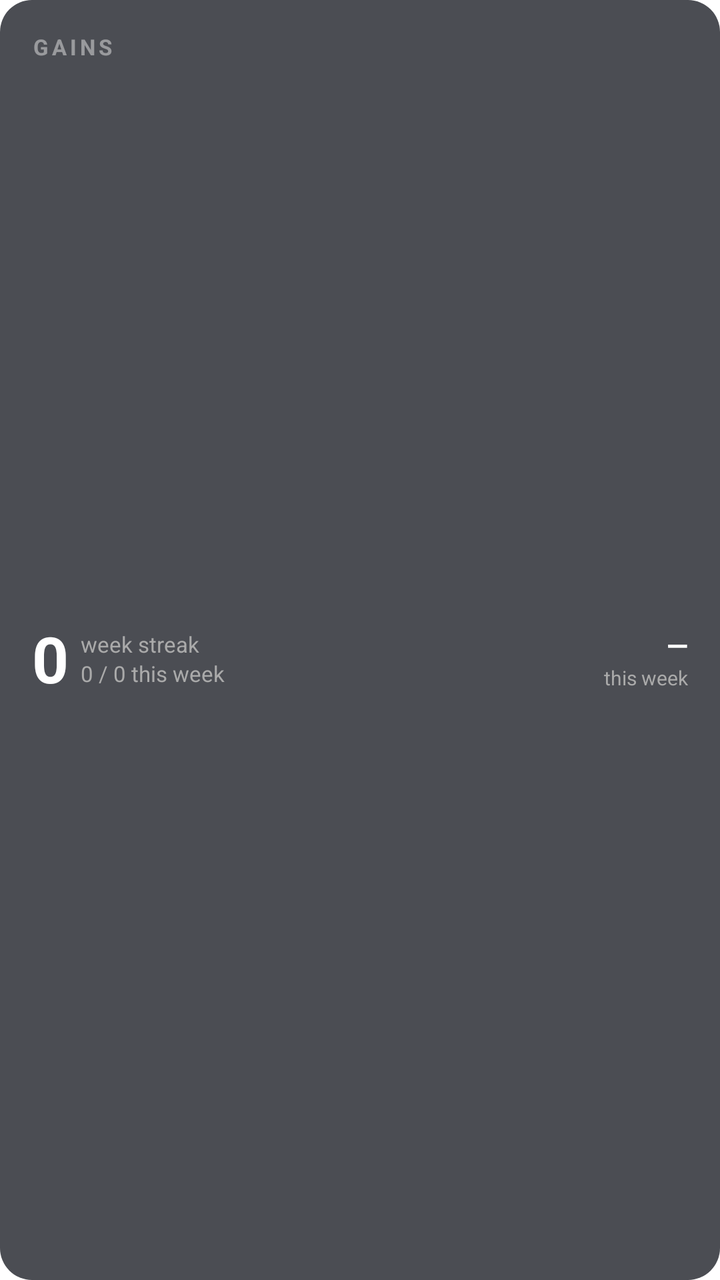
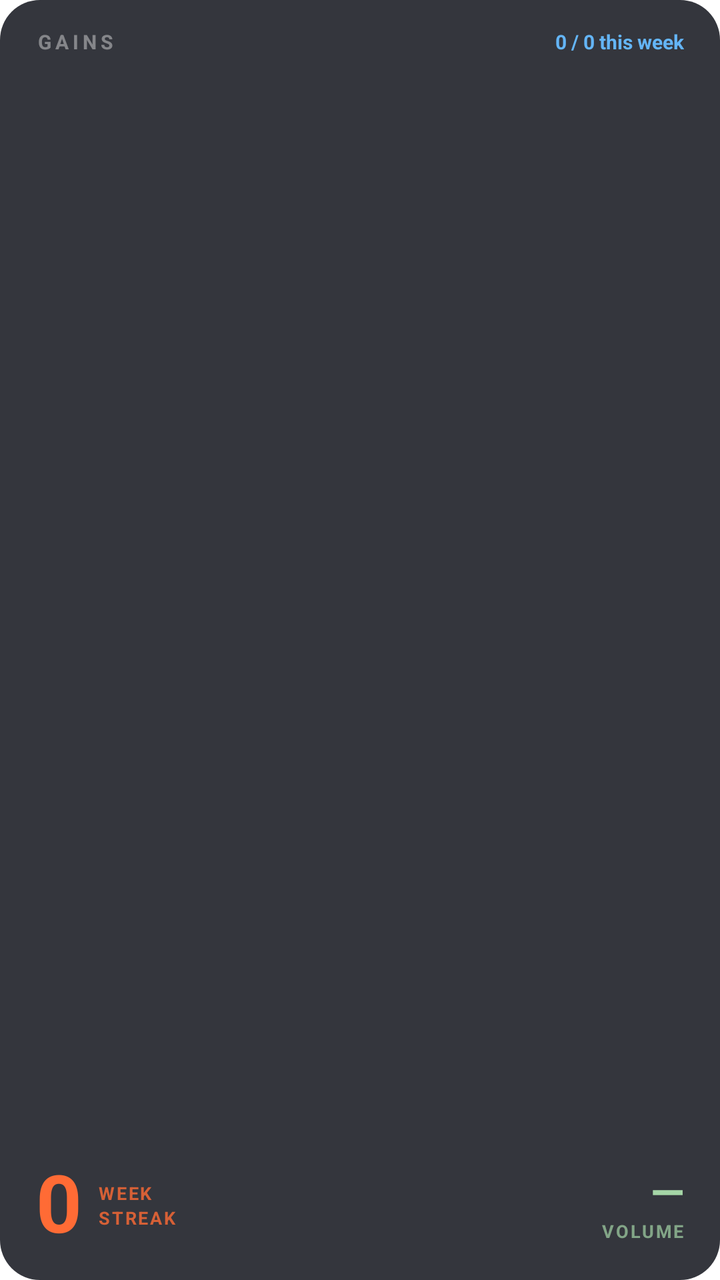

The first picture is an Android layout as it rendered before a commit; the second is the same layout after the commit. The layout source and the unified diff follow.
<!-- AndroidManifest.xml: fallback theme Theme.MaterialComponents.DayNight.NoActionBar -->
<!-- res/layout/gains_widget.xml -->
<?xml version="1.0" encoding="utf-8"?>
<LinearLayout xmlns:android="http://schemas.android.com/apk/res/android"
    android:id="@+id/widget_root_layout"
    android:layout_width="match_parent"
    android:layout_height="match_parent"
    android:orientation="vertical"
    android:background="@drawable/widget_background"
    android:padding="16dp">

    
    <TextView
        android:id="@+id/widget_title"
        android:layout_width="wrap_content"
        android:layout_height="wrap_content"
        android:text="GAINS"
        android:textColor="#E8E8E8"
        android:textSize="11sp"
        android:letterSpacing="0.15"
        android:textStyle="bold"
        android:alpha="0.5" />

    
    <LinearLayout
        android:layout_width="match_parent"
        android:layout_height="0dp"
        android:layout_weight="1"
        android:orientation="horizontal"
        android:gravity="center_vertical"
        android:layout_marginTop="4dp">

        <TextView
            android:id="@+id/widget_streak_number"
            android:layout_width="wrap_content"
            android:layout_height="wrap_content"
            android:text="0"
            android:textColor="#FFFFFF"
            android:textSize="32sp"
            android:textStyle="bold" />

        <LinearLayout
            android:layout_width="wrap_content"
            android:layout_height="wrap_content"
            android:orientation="vertical"
            android:layout_marginStart="6dp">

            <TextView
                android:layout_width="wrap_content"
                android:layout_height="wrap_content"
                android:text="week streak"
                android:textColor="#AAAAAA"
                android:textSize="11sp" />

            <TextView
                android:id="@+id/widget_weekly"
                android:layout_width="wrap_content"
                android:layout_height="wrap_content"
                android:text="0 / 0 this week"
                android:textColor="#AAAAAA"
                android:textSize="11sp" />
        </LinearLayout>

        <android.widget.Space
            android:layout_width="0dp"
            android:layout_height="1dp"
            android:layout_weight="1" />

        <LinearLayout
            android:layout_width="wrap_content"
            android:layout_height="wrap_content"
            android:orientation="vertical"
            android:gravity="end">

            <TextView
                android:id="@+id/widget_volume"
                android:layout_width="wrap_content"
                android:layout_height="wrap_content"
                android:text="—"
                android:textColor="#FFFFFF"
                android:textSize="14sp"
                android:textStyle="bold"
                android:gravity="end" />

            <TextView
                android:layout_width="wrap_content"
                android:layout_height="wrap_content"
                android:text="this week"
                android:textColor="#AAAAAA"
                android:textSize="10sp"
                android:gravity="end" />
        </LinearLayout>
    </LinearLayout>

</LinearLayout>
<!-- resources referenced by this layout -->
<resources>
  <!-- drawable widget_background (drawable) -->
  <?xml version="1.0" encoding="utf-8"?>
  <shape xmlns:android="http://schemas.android.com/apk/res/android"
      android:shape="rectangle">
      <solid android:color="#CC1E2128" />
      <corners android:radius="16dp" />
  </shape>
</resources>

<!-- the commit's change to res/layout/gains_widget.xml (unified diff, before → after) -->
@@ -5,65 +5,105 @@
     android:layout_height="match_parent"
     android:orientation="vertical"
     android:background="@drawable/widget_background"
-    android:padding="16dp">
-
-    
-    <TextView
-        android:id="@+id/widget_title"
-        android:layout_width="wrap_content"
-        android:layout_height="wrap_content"
-        android:text="GAINS"
-        android:textColor="#E8E8E8"
-        android:textSize="11sp"
-        android:letterSpacing="0.15"
-        android:textStyle="bold"
-        android:alpha="0.5" />
+    android:paddingStart="18dp"
+    android:paddingEnd="18dp"
+    android:paddingTop="14dp"
+    android:paddingBottom="14dp">
 
     
     <LinearLayout
         android:layout_width="match_parent"
-        android:layout_height="0dp"
-        android:layout_weight="1"
+        android:layout_height="wrap_content"
         android:orientation="horizontal"
-        android:gravity="center_vertical"
-        android:layout_marginTop="4dp">
+        android:gravity="center_vertical">
 
         <TextView
-            android:id="@+id/widget_streak_number"
+            android:layout_width="0dp"
+            android:layout_height="wrap_content"
+            android:layout_weight="1"
+            android:text="GAINS"
+            android:textColor="#FFFFFFFF"
+            android:textSize="10sp"
+            android:letterSpacing="0.2"
+            android:textStyle="bold"
+            android:alpha="0.4" />
+
+        <TextView
+            android:id="@+id/widget_weekly_label"
             android:layout_width="wrap_content"
             android:layout_height="wrap_content"
-            android:text="0"
-            android:textColor="#FFFFFF"
-            android:textSize="32sp"
+            android:text="0 / 0 this week"
+            android:textColor="#64B5F6"
+            android:textSize="10sp"
             android:textStyle="bold" />
+    </LinearLayout>
 
+    
+    <android.widget.Space
+        android:layout_width="match_parent"
+        android:layout_height="0dp"
+        android:layout_weight="1" />
+
+    
+    <LinearLayout
+        android:layout_width="match_parent"
+        android:layout_height="wrap_content"
+        android:orientation="horizontal"
+        android:gravity="center_vertical">
+
+        
         <LinearLayout
             android:layout_width="wrap_content"
             android:layout_height="wrap_content"
-            android:orientation="vertical"
-            android:layout_marginStart="6dp">
+            android:orientation="horizontal"
+            android:gravity="center_vertical">
 
             <TextView
+                android:id="@+id/widget_streak_number"
                 android:layout_width="wrap_content"
                 android:layout_height="wrap_content"
-                android:text="week streak"
-                android:textColor="#AAAAAA"
-                android:textSize="11sp" />
+                android:text="0"
+                android:textColor="#FF6B35"
+                android:textSize="40sp"
+                android:textStyle="bold"
+                android:includeFontPadding="false" />
 
-            <TextView
-                android:id="@+id/widget_weekly"
+            <LinearLayout
                 android:layout_width="wrap_content"
                 android:layout_height="wrap_content"
-                android:text="0 / 0 this week"
-                android:textColor="#AAAAAA"
-                android:textSize="11sp" />
+                android:orientation="vertical"
+                android:layout_marginStart="8dp"
+                android:gravity="center_vertical">
+
+                <TextView
+                    android:layout_width="wrap_content"
+                    android:layout_height="wrap_content"
+                    android:text="WEEK"
+                    android:textColor="#FF6B35"
+                    android:textSize="9sp"
+                    android:letterSpacing="0.1"
+                    android:textStyle="bold"
+                    android:alpha="0.8" />
+
+                <TextView
+                    android:layout_width="wrap_content"
+                    android:layout_height="wrap_content"
+                    android:text="STREAK"
+                    android:textColor="#FF6B35"
+                    android:textSize="9sp"
+                    android:letterSpacing="0.1"
+                    android:textStyle="bold"
+                    android:alpha="0.8" />
+            </LinearLayout>
         </LinearLayout>
 
+        
         <android.widget.Space
             android:layout_width="0dp"
             android:layout_height="1dp"
             android:layout_weight="1" />
 
+        
         <LinearLayout
             android:layout_width="wrap_content"
             android:layout_height="wrap_content"
@@ -75,18 +115,22 @@
                 android:layout_width="wrap_content"
                 android:layout_height="wrap_content"
                 android:text="—"
-                android:textColor="#FFFFFF"
-                android:textSize="14sp"
+                android:textColor="#A5D6A7"
+                android:textSize="22sp"
                 android:textStyle="bold"
-                android:gravity="end" />
+                android:gravity="end"
+                android:includeFontPadding="false" />
 
             <TextView
                 android:layout_width="wrap_content"
                 android:layout_height="wrap_content"
-                android:text="this week"
-                android:textColor="#AAAAAA"
-                android:textSize="10sp"
-                android:gravity="end" />
+                android:text="VOLUME"
+                android:textColor="#A5D6A7"
+                android:textSize="9sp"
+                android:letterSpacing="0.1"
+                android:textStyle="bold"
+                android:gravity="end"
+                android:alpha="0.7" />
         </LinearLayout>
     </LinearLayout>
 
<!-- resource entries referenced after the edit -->
@@ -4,8 +4,8 @@
   <?xml version="1.0" encoding="utf-8"?>
   <shape xmlns:android="http://schemas.android.com/apk/res/android"
       android:shape="rectangle">
-      <solid android:color="#CC1E2128" />
-      <corners android:radius="16dp" />
+      <solid android:color="#E61E2128" />
+      <corners android:radius="20dp" />
   </shape>
 </resources>
 
